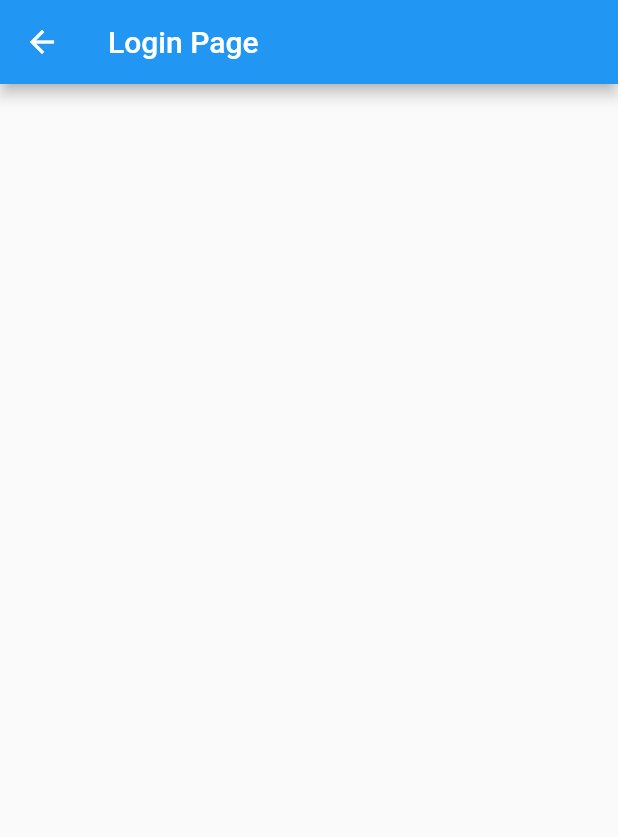
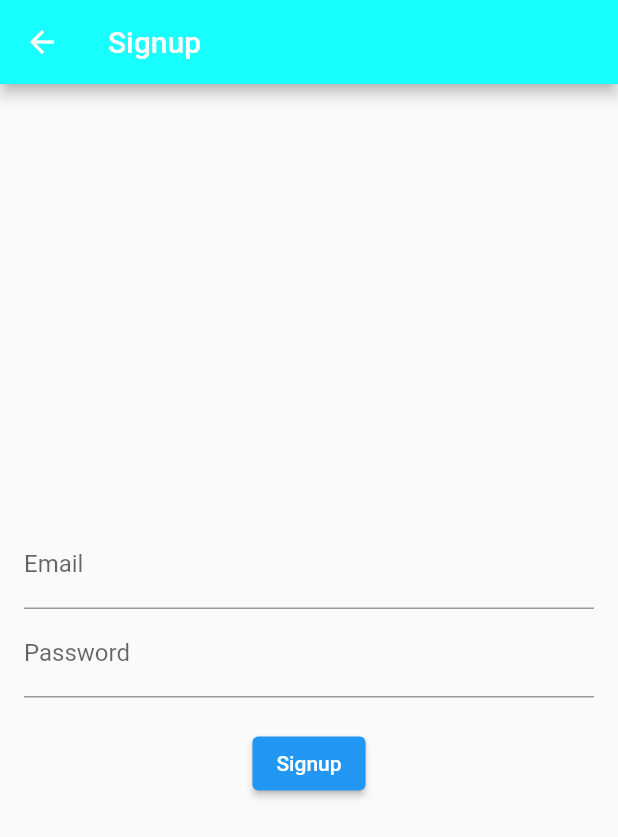
Before and after one commit to AbdulrhmanBashammmakh/myAggrApp, a Flutter app: the screen it shows after launch, after a tap on "login", on a phone screen of 412 x 824 dp. Shown: the top 837 px of the screen. Run offline on Flutter 3.47's test engine with Material 2 defaults, Android fonts, the phone set to English and light mode, and no system bars; our stand-ins replace connectivity_plus, get, hive_flutter; accounts and stored records are empty.

Commit message:
prog 13/5 part 2

```diff
--- /dev/null
+++ b/lib/Controllers/login_controller.dart
@@ -0,0 +1,13 @@
+import 'package:get/get.dart';
+
+class SignupController extends GetxController {
+  var email = '';
+  var password = '';
+  var isLoading = false.obs;
+
+  void signup() async {
+    isLoading.value = true;
+    // Perform signup logic here
+    isLoading.value = false;
+  }
+}
--- /dev/null
+++ b/lib/Controllers/my_controller_check_internet_connection.dart
@@ -0,0 +1,33 @@
+import 'package:connectivity_plus/connectivity_plus.dart';
+import 'package:get/get.dart';
+
+class MyController extends GetxController {
+  var internetStatus = ''.obs;
+
+  @override
+  void onInit() {
+    super.onInit();
+    checkInternetConnection();
+  }
+
+  void checkInternetConnection() async {
+    var connectivityResult = await (Connectivity().checkConnectivity());
+    if (connectivityResult == ConnectivityResult.mobile) {
+      internetStatus.value = 'Mobile data';
+    } else if (connectivityResult == ConnectivityResult.wifi) {
+      internetStatus.value = 'WiFi';
+    } else {
+      internetStatus.value = 'No internet connection';
+    }
+
+    Connectivity().onConnectivityChanged.listen((ConnectivityResult result) {
+      if (result == ConnectivityResult.mobile) {
+        internetStatus.value = 'Mobile data';
+      } else if (result == ConnectivityResult.wifi) {
+        internetStatus.value = 'WiFi';
+      } else {
+        internetStatus.value = 'No internet connection';
+      }
+    });
+  }
+}
--- a/lib/UI/Screen/home_page.dart
+++ b/lib/UI/Screen/home_page.dart
@@ -1,5 +1,6 @@
 import 'package:flutter/material.dart';
 import 'package:get/get.dart';
+import 'package:myaggr/Controllers/my_controller_check_internet_connection.dart';
 import 'package:myaggr/UI/Constant/colors_constant.dart';
 import 'package:myaggr/UI/Screen/dashboard_page.dart';
 import 'package:myaggr/UI/Screen/list_view_page.dart';
@@ -12,7 +13,9 @@ import 'package:myaggr/UI/Widget/custom_text.dart';
 import 'package:myaggr/UI/Widget/custom_text_field.dart';
 
 class HomePage extends StatelessWidget {
-  const HomePage({Key? key}) : super(key: key);
+  HomePage({Key? key}) : super(key: key);
+
+  final MyController myController = Get.put(MyController());
 
   @override
   Widget build(BuildContext context) {
@@ -42,6 +45,9 @@ class HomePage extends StatelessWidget {
                   color: Constants.primaryColor2,
                   fontSize: 30,
                 ),
+              ),
+              Center(
+                child: Obx(() => Text(myController.internetStatus.value)),
               ),
               SizedBox(
                 height: 20,
--- a/lib/UI/Screen/login_page.dart
+++ b/lib/UI/Screen/login_page.dart
@@ -1,12 +1,48 @@
 import 'package:flutter/material.dart';
+import 'package:get/get.dart';
+import 'package:myaggr/Controllers/login_controller.dart';
 
-class LoginPage extends StatelessWidget {
-  const LoginPage({Key? key}) : super(key: key);
+class LoginPage extends GetView<SignupController> {
+  LoginPage({Key? key}) : super(key: key);
+
+  final SignupController signupController = Get.put(SignupController());
 
   @override
   Widget build(BuildContext context) {
-    return Scaffold(appBar: AppBar(
-        title: Text('Login Page')),body: Center()
-      ,);
+    return Scaffold(
+      appBar: AppBar(
+        backgroundColor: Colors.cyanAccent,
+        title: Text('Signup'),
+      ),
+      body: Padding(
+        padding: EdgeInsets.all(16.0),
+        child: Column(
+          mainAxisAlignment: MainAxisAlignment.center,
+          children: [
+            TextField(
+              decoration: InputDecoration(labelText: 'Email'),
+              onChanged: (value) => controller.email = value,
+            ),
+            TextField(
+              decoration: InputDecoration(labelText: 'Password'),
+              obscureText: true,
+              onChanged: (value) => controller.password = value,
+            ),
+            SizedBox(height: 20),
+            ElevatedButton(
+              onPressed: () => controller.signup(),
+              child: Text('Signup'),
+            ),
+            Obx(() {
+              if (controller.isLoading.value) {
+                return CircularProgressIndicator();
+              } else {
+                return SizedBox.shrink();
+              }
+            }),
+          ],
+        ),
+      ),
+    );
   }
 }
--- a/pubspec.yaml
+++ b/pubspec.yaml
@@ -16,6 +16,7 @@ dependencies:
   hive: ^2.2.3
   hive_flutter: ^1.1.0
   http: ^0.13.5
+  connectivity_plus: ^4.0.0
 
 
 
```
Also changed, not shown: lib/UI/Screen/list_view_page.dart (+22 -2 lines), pubspec.lock.
